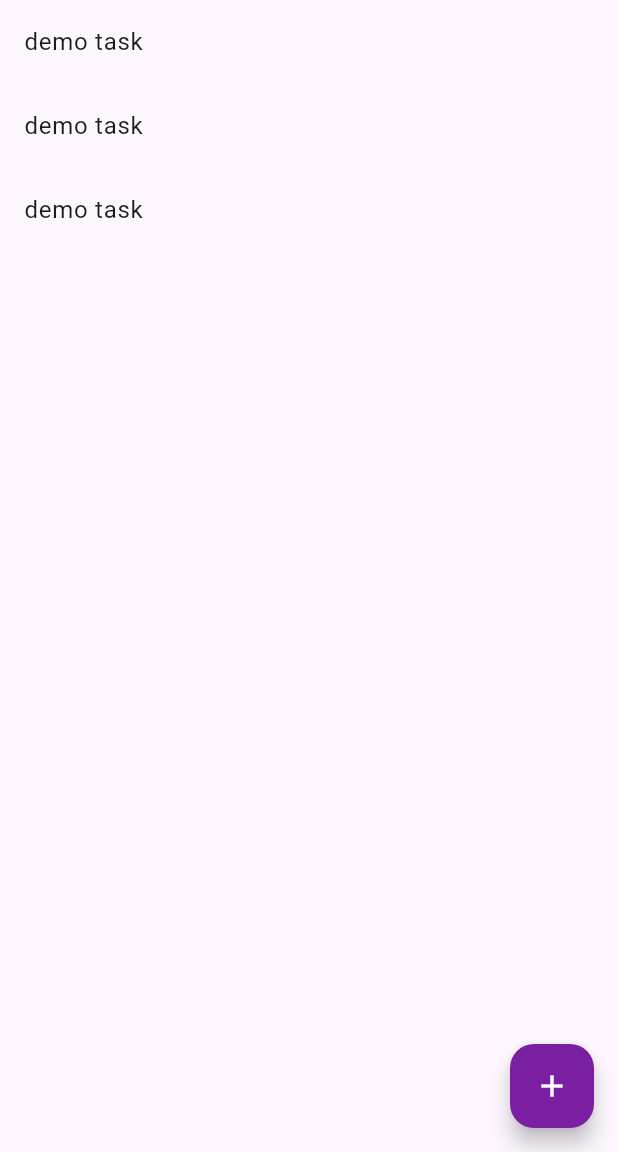
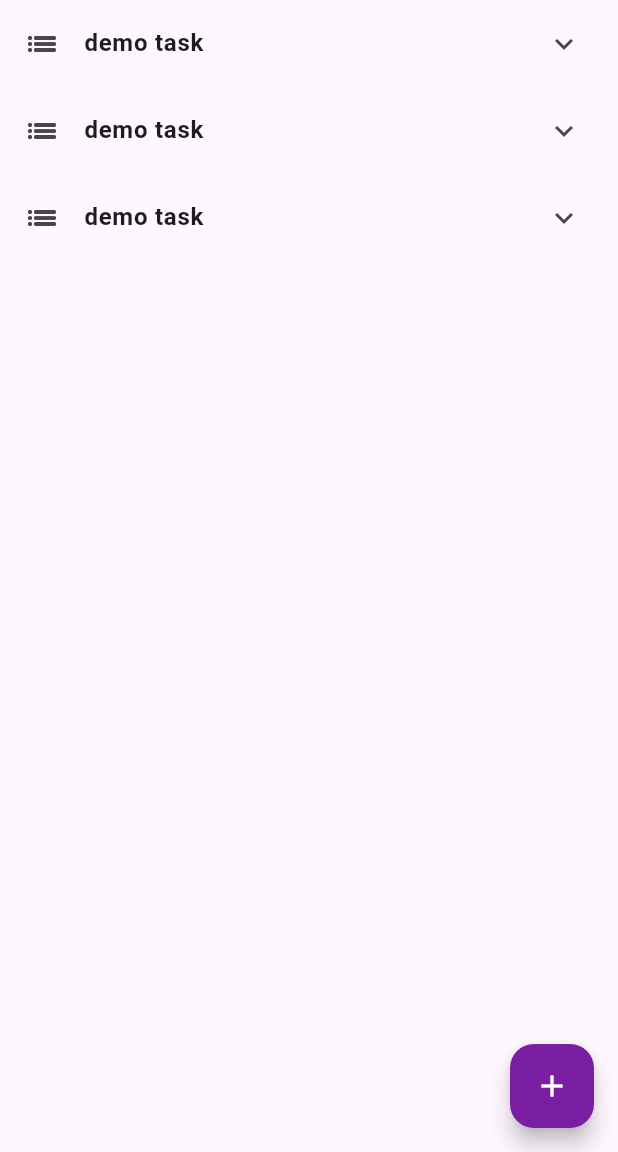
Before and after one commit to mahabubulhasibshawon/Task-Manager, a Flutter app: the screen it shows after launch, on a phone screen of 412 x 824 dp, the part 84-1236 px from its top. Run offline on Flutter 3.47's test engine with Material 3 defaults, Android fonts, the phone set to English and light mode, and no system bars.

Commit message:
task details

```diff
--- a/lib/screens/home_page.dart
+++ b/lib/screens/home_page.dart
@@ -17,8 +17,28 @@ class HomePage extends StatelessWidget {
       body: ListView.builder(
           itemCount: controller.taskList.length,
           itemBuilder: (ctx, index){
-        return ListTile(
-          title: Text(controller.taskList[index].taskName),
+        return ExpansionTile(
+          title: Text(
+              controller.taskList[index].taskName,
+            style: TextStyle(fontWeight: FontWeight.bold),
+          ),
+          leading: Icon(Icons.list_sharp),
+          children: [
+            Container(
+              padding: EdgeInsets.all(20),
+              child: Row(
+                children: [
+                  Text(
+                    controller.taskList[index].taskDetails,
+                    style: const TextStyle(
+                      fontSize: 16
+                    ),
+                    textAlign: TextAlign.start,
+                  ),
+                ],
+              ),
+            )
+          ],
         );
       }),
       floatingActionButton: FloatingActionButton(
--- a/lib/src/homepage_controller.dart
+++ b/lib/src/homepage_controller.dart
@@ -2,7 +2,7 @@ import '../models/task_model.dart';
 
 class HomepageController{
   List<TaskModel> taskList = [
-    TaskModel(taskName: 'demo task', taskDetails: '', isComplete: false),
+    TaskModel(taskName: 'demo task', taskDetails: 'Hello world\n', isComplete: false),
     TaskModel(taskName: 'demo task', taskDetails: '', isComplete: false),
     TaskModel(taskName: 'demo task', taskDetails: '', isComplete: false),
   ];
```
